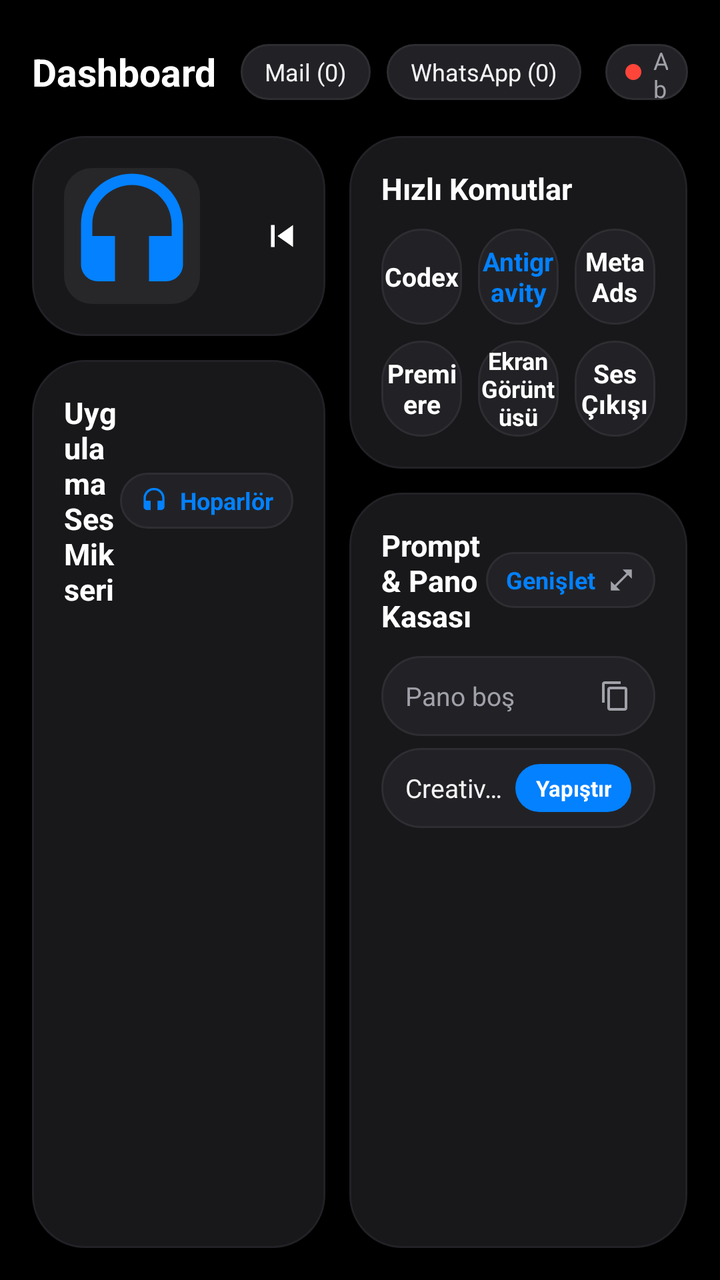
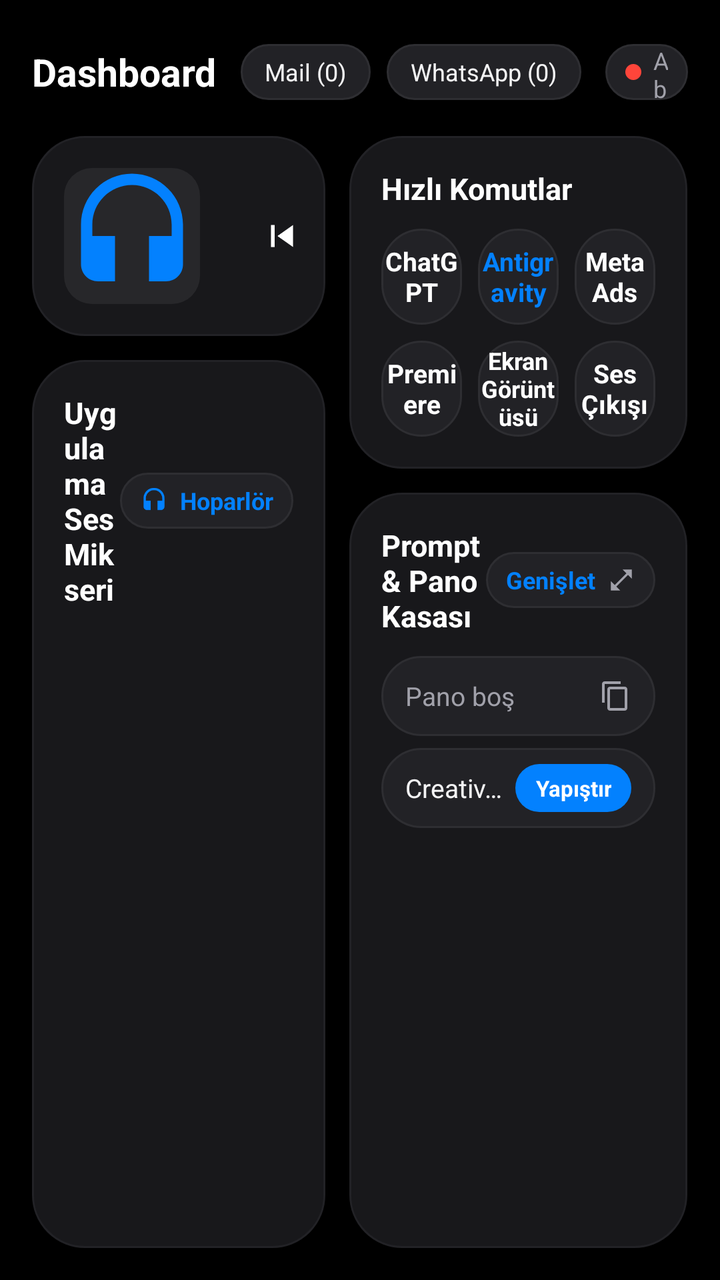

Screens rendered from an Android XML layout before and after an edit, with the pre-edit source and the edit as a unified diff.
<!-- AndroidManifest.xml: application theme Theme.DockPad.OneUI7 -->
<!-- res/layout/screen_dashboard.xml -->
<?xml version="1.0" encoding="utf-8"?>
<LinearLayout xmlns:android="http://schemas.android.com/apk/res/android"
    android:id="@+id/dashboardRoot"
    android:layout_width="match_parent"
    android:layout_height="match_parent"
    android:background="@color/bg_black"
    android:orientation="vertical"
    android:padding="16dp">

    
    <LinearLayout
        android:layout_width="match_parent"
        android:layout_height="40dp"
        android:gravity="center_vertical"
        android:orientation="horizontal">

        <TextView
            android:layout_width="wrap_content"
            android:layout_height="wrap_content"
            android:layout_marginEnd="12dp"
            android:text="@string/dashboard_title"
            android:textColor="@color/text_primary"
            android:textSize="19sp"
            android:textStyle="bold" />

        <TextView
            android:id="@+id/pillDashMail"
            android:layout_width="wrap_content"
            android:layout_height="28dp"
            android:layout_marginEnd="8dp"
            android:background="@drawable/bg_pill_dark"
            android:gravity="center"
            android:paddingHorizontal="12dp"
            android:text="Mail (0)"
            android:textColor="@color/text_primary_soft"
            android:textSize="12sp" />

        <TextView
            android:id="@+id/pillDashWhatsapp"
            android:layout_width="wrap_content"
            android:layout_height="28dp"
            android:layout_marginEnd="12dp"
            android:background="@drawable/bg_pill_dark"
            android:gravity="center"
            android:paddingHorizontal="12dp"
            android:text="WhatsApp (0)"
            android:textColor="@color/text_primary_soft"
            android:textSize="12sp" />

        
        <LinearLayout
            android:id="@+id/pillDashConnection"
            android:layout_width="wrap_content"
            android:layout_height="28dp"
            android:background="@drawable/bg_pill_dark"
            android:gravity="center_vertical"
            android:orientation="horizontal"
            android:paddingHorizontal="10dp">

            <View
                android:id="@+id/dotDashConnection"
                android:layout_width="8dp"
                android:layout_height="8dp"
                android:layout_marginEnd="6dp"
                android:background="@drawable/dot_red" />

            <TextView
                android:id="@+id/tvDashConnection"
                android:layout_width="wrap_content"
                android:layout_height="wrap_content"
                android:text="Abra A7"
                android:textColor="@color/text_secondary"
                android:textSize="12sp" />
        </LinearLayout>

        <View
            android:layout_width="0dp"
            android:layout_height="1dp"
            android:layout_weight="1" />

        
        <LinearLayout
            android:id="@+id/btnDashTelemetry"
            android:layout_width="wrap_content"
            android:layout_height="30dp"
            android:layout_marginEnd="12dp"
            android:background="@drawable/bg_pill_dark"
            android:gravity="center_vertical"
            android:orientation="horizontal"
            android:paddingHorizontal="12dp">

            <TextView
                android:id="@+id/tvDashCpu"
                android:layout_width="wrap_content"
                android:layout_height="wrap_content"
                android:layout_marginEnd="10dp"
                android:text="CPU 0%"
                android:textColor="@color/samsung_blue"
                android:textSize="12sp"
                android:textStyle="bold" />

            <TextView
                android:id="@+id/tvDashRam"
                android:layout_width="wrap_content"
                android:layout_height="wrap_content"
                android:text="RAM 0%"
                android:textColor="@color/text_primary_soft"
                android:textSize="12sp"
                android:textStyle="bold" />
        </LinearLayout>

        <TextView
            android:id="@+id/tvDashClock"
            android:layout_width="wrap_content"
            android:layout_height="wrap_content"
            android:layout_marginEnd="12dp"
            android:text="01:48"
            android:textColor="@color/text_primary"
            android:textSize="15sp"
            android:textStyle="bold" />

        <ImageView
            android:id="@+id/btnDashStandby"
            android:layout_width="28dp"
            android:layout_height="28dp"
            android:layout_marginEnd="6dp"
            android:padding="4dp"
            android:src="@drawable/ic_clock" />

        <ImageView
            android:id="@+id/btnDashSettings"
            android:layout_width="28dp"
            android:layout_height="28dp"
            android:padding="4dp"
            android:src="@drawable/ic_settings" />
    </LinearLayout>

    
    <LinearLayout
        android:layout_width="match_parent"
        android:layout_height="0dp"
        android:layout_marginTop="12dp"
        android:layout_weight="1"
        android:orientation="horizontal">

        
        <LinearLayout
            android:layout_width="0dp"
            android:layout_height="match_parent"
            android:layout_marginEnd="12dp"
            android:layout_weight="1"
            android:orientation="vertical">

            
            <LinearLayout
                android:layout_width="match_parent"
                android:layout_height="wrap_content"
                android:layout_marginBottom="12dp"
                android:background="@drawable/bg_card_primary"
                android:gravity="center_vertical"
                android:orientation="horizontal"
                android:padding="16dp">

                <ImageView
                    android:id="@+id/ivDashAlbumArt"
                    android:layout_width="68dp"
                    android:layout_height="68dp"
                    android:background="@drawable/bg_album_placeholder"
                    android:scaleType="centerCrop"
                    android:src="@drawable/ic_headphones" />

                <LinearLayout
                    android:layout_width="0dp"
                    android:layout_height="wrap_content"
                    android:layout_marginStart="14dp"
                    android:layout_marginEnd="8dp"
                    android:layout_weight="1"
                    android:orientation="vertical">

                    <TextView
                        android:id="@+id/tvDashMediaTitle"
                        android:layout_width="wrap_content"
                        android:layout_height="wrap_content"
                        android:ellipsize="end"
                        android:maxLines="1"
                        android:text="@string/no_media"
                        android:textColor="@color/text_primary"
                        android:textSize="16sp"
                        android:textStyle="bold" />

                    <TextView
                        android:id="@+id/tvDashMediaArtist"
                        android:layout_width="wrap_content"
                        android:layout_height="wrap_content"
                        android:layout_marginTop="2dp"
                        android:ellipsize="end"
                        android:maxLines="1"
                        android:text="Monster Abra A7"
                        android:textColor="@color/text_secondary"
                        android:textSize="13sp" />
                </LinearLayout>

                <ImageView
                    android:id="@+id/btnDashPrev"
                    android:layout_width="38dp"
                    android:layout_height="38dp"
                    android:padding="8dp"
                    android:src="@drawable/ic_prev" />

                <ImageView
                    android:id="@+id/btnDashPlayPause"
                    android:layout_width="44dp"
                    android:layout_height="44dp"
                    android:layout_marginHorizontal="4dp"
                    android:background="@drawable/bg_pill_blue"
                    android:padding="10dp"
                    android:src="@drawable/ic_play" />

                <ImageView
                    android:id="@+id/btnDashNext"
                    android:layout_width="38dp"
                    android:layout_height="38dp"
                    android:padding="8dp"
                    android:src="@drawable/ic_next" />
            </LinearLayout>

            
            <LinearLayout
                android:layout_width="match_parent"
                android:layout_height="0dp"
                android:layout_weight="1"
                android:background="@drawable/bg_card_primary"
                android:orientation="vertical"
                android:padding="16dp">

                <LinearLayout
                    android:layout_width="match_parent"
                    android:layout_height="wrap_content"
                    android:layout_marginBottom="10dp"
                    android:gravity="center_vertical"
                    android:orientation="horizontal">

                    <TextView
                        android:layout_width="0dp"
                        android:layout_height="wrap_content"
                        android:layout_weight="1"
                        android:text="@string/audio_mixer"
                        android:textColor="@color/text_primary"
                        android:textSize="15sp"
                        android:textStyle="bold" />

                    <LinearLayout
                        android:id="@+id/btnDashAudioOutput"
                        android:layout_width="wrap_content"
                        android:layout_height="28dp"
                        android:background="@drawable/bg_pill_dark"
                        android:gravity="center_vertical"
                        android:orientation="horizontal"
                        android:paddingHorizontal="10dp">

                        <ImageView
                            android:layout_width="14dp"
                            android:layout_height="14dp"
                            android:layout_marginEnd="6dp"
                            android:src="@drawable/ic_headphones" />

                        <TextView
                            android:id="@+id/tvDashAudioOutput"
                            android:layout_width="wrap_content"
                            android:layout_height="wrap_content"
                            android:text="Hoparlör"
                            android:textColor="@color/samsung_blue"
                            android:textSize="12sp"
                            android:textStyle="bold" />
                    </LinearLayout>
                </LinearLayout>

                <androidx.recyclerview.widget.RecyclerView
                    android:id="@+id/rvAudioSessions"
                    android:layout_width="match_parent"
                    android:layout_height="0dp"
                    android:layout_weight="1" />
            </LinearLayout>
        </LinearLayout>

        
        <LinearLayout
            android:layout_width="0dp"
            android:layout_height="match_parent"
            android:layout_weight="1.15"
            android:orientation="vertical">

            
            <LinearLayout
                android:layout_width="match_parent"
                android:layout_height="wrap_content"
                android:layout_marginBottom="12dp"
                android:background="@drawable/bg_card_primary"
                android:orientation="vertical"
                android:padding="16dp">

                <TextView
                    android:layout_width="wrap_content"
                    android:layout_height="wrap_content"
                    android:layout_marginBottom="10dp"
                    android:text="@string/quick_commands"
                    android:textColor="@color/text_primary"
                    android:textSize="15sp"
                    android:textStyle="bold" />

                
                <LinearLayout
                    android:layout_width="match_parent"
                    android:layout_height="48dp"
                    android:layout_marginBottom="8dp"
                    android:orientation="horizontal">

                    <TextView
                        android:id="@+id/btnActionCodex"
                        android:layout_width="0dp"
                        android:layout_height="match_parent"
                        android:layout_marginEnd="8dp"
                        android:layout_weight="1"
                        android:background="@drawable/bg_card_secondary"
                        android:gravity="center"
                        android:text="Codex"
                        android:textColor="@color/text_primary"
                        android:textSize="13sp"
                        android:textStyle="bold" />

                    <TextView
                        android:id="@+id/btnActionAntigravity"
                        android:layout_width="0dp"
                        android:layout_height="match_parent"
                        android:layout_marginEnd="8dp"
                        android:layout_weight="1"
                        android:background="@drawable/bg_card_secondary"
                        android:gravity="center"
                        android:text="Antigravity"
                        android:textColor="@color/samsung_blue"
                        android:textSize="13sp"
                        android:textStyle="bold" />

                    <TextView
                        android:id="@+id/btnActionMetaAds"
                        android:layout_width="0dp"
                        android:layout_height="match_parent"
                        android:layout_weight="1"
                        android:background="@drawable/bg_card_secondary"
                        android:gravity="center"
                        android:text="Meta Ads"
                        android:textColor="@color/text_primary"
                        android:textSize="13sp"
                        android:textStyle="bold" />
                </LinearLayout>

                
                <LinearLayout
                    android:layout_width="match_parent"
                    android:layout_height="48dp"
                    android:orientation="horizontal">

                    <TextView
                        android:id="@+id/btnActionPremiere"
                        android:layout_width="0dp"
                        android:layout_height="match_parent"
                        android:layout_marginEnd="8dp"
                        android:layout_weight="1"
                        android:background="@drawable/bg_card_secondary"
                        android:gravity="center"
                        android:text="Premiere"
                        android:textColor="@color/text_primary"
                        android:textSize="13sp"
                        android:textStyle="bold" />

                    <TextView
                        android:id="@+id/btnActionScreenshot"
                        android:layout_width="0dp"
                        android:layout_height="match_parent"
                        android:layout_marginEnd="8dp"
                        android:layout_weight="1"
                        android:background="@drawable/bg_card_secondary"
                        android:gravity="center"
                        android:text="Ekran Görüntüsü"
                        android:textColor="@color/text_primary"
                        android:textSize="12sp"
                        android:textStyle="bold" />

                    <TextView
                        android:id="@+id/btnActionAudioSwitch"
                        android:layout_width="0dp"
                        android:layout_height="match_parent"
                        android:layout_weight="1"
                        android:background="@drawable/bg_card_secondary"
                        android:gravity="center"
                        android:text="Ses Çıkışı"
                        android:textColor="@color/text_primary"
                        android:textSize="13sp"
                        android:textStyle="bold" />
                </LinearLayout>
            </LinearLayout>

            
            <LinearLayout
                android:layout_width="match_parent"
                android:layout_height="0dp"
                android:layout_weight="1"
                android:background="@drawable/bg_card_primary"
                android:orientation="vertical"
                android:padding="16dp">

                <LinearLayout
                    android:layout_width="match_parent"
                    android:layout_height="wrap_content"
                    android:layout_marginBottom="10dp"
                    android:gravity="center_vertical"
                    android:orientation="horizontal">

                    <TextView
                        android:layout_width="0dp"
                        android:layout_height="wrap_content"
                        android:layout_weight="1"
                        android:text="@string/clipboard_prompts_title"
                        android:textColor="@color/text_primary"
                        android:textSize="15sp"
                        android:textStyle="bold" />

                    <LinearLayout
                        android:id="@+id/btnDashExpandVault"
                        android:layout_width="wrap_content"
                        android:layout_height="28dp"
                        android:background="@drawable/bg_pill_dark"
                        android:gravity="center_vertical"
                        android:orientation="horizontal"
                        android:paddingHorizontal="10dp">

                        <TextView
                            android:layout_width="wrap_content"
                            android:layout_height="wrap_content"
                            android:layout_marginEnd="6dp"
                            android:text="@string/expand"
                            android:textColor="@color/samsung_blue"
                            android:textSize="12sp"
                            android:textStyle="bold" />

                        <ImageView
                            android:layout_width="14dp"
                            android:layout_height="14dp"
                            android:src="@drawable/ic_expand" />
                    </LinearLayout>
                </LinearLayout>

                
                <LinearLayout
                    android:id="@+id/containerDashPreviewItems"
                    android:layout_width="match_parent"
                    android:layout_height="0dp"
                    android:layout_weight="1"
                    android:orientation="vertical">

                    <LinearLayout
                        android:id="@+id/rowDashClip1"
                        android:layout_width="match_parent"
                        android:layout_height="40dp"
                        android:layout_marginBottom="6dp"
                        android:background="@drawable/bg_card_secondary"
                        android:gravity="center_vertical"
                        android:orientation="horizontal"
                        android:paddingHorizontal="12dp">

                        <TextView
                            android:id="@+id/tvDashClip1"
                            android:layout_width="0dp"
                            android:layout_height="wrap_content"
                            android:layout_weight="1"
                            android:ellipsize="end"
                            android:maxLines="1"
                            android:text="Pano boş"
                            android:textColor="@color/text_secondary"
                            android:textSize="13sp" />

                        <ImageView
                            android:layout_width="16dp"
                            android:layout_height="16dp"
                            android:src="@drawable/ic_copy" />
                    </LinearLayout>

                    <LinearLayout
                        android:id="@+id/rowDashPrompt1"
                        android:layout_width="match_parent"
                        android:layout_height="40dp"
                        android:background="@drawable/bg_card_secondary"
                        android:gravity="center_vertical"
                        android:orientation="horizontal"
                        android:paddingHorizontal="12dp">

                        <TextView
                            android:id="@+id/tvDashPrompt1"
                            android:layout_width="0dp"
                            android:layout_height="wrap_content"
                            android:layout_weight="1"
                            android:ellipsize="end"
                            android:maxLines="1"
                            android:text="Creative Writing v2"
                            android:textColor="@color/text_primary_soft"
                            android:textSize="13sp" />

                        <TextView
                            android:layout_width="wrap_content"
                            android:layout_height="24dp"
                            android:background="@drawable/bg_pill_blue"
                            android:gravity="center"
                            android:paddingHorizontal="10dp"
                            android:text="@string/paste"
                            android:textColor="@color/text_primary"
                            android:textSize="11sp"
                            android:textStyle="bold" />
                    </LinearLayout>
                </LinearLayout>
            </LinearLayout>
        </LinearLayout>
    </LinearLayout>
</LinearLayout>
<!-- resources referenced by this layout -->
<resources>
  <color name="bg_black">#000000</color>
  <color name="samsung_blue">#0381FE</color>
  <color name="text_primary">#FFFFFF</color>
  <color name="text_primary_soft">#F4F4F5</color>
  <color name="text_secondary">#A1A1AA</color>
  <!-- drawable bg_album_placeholder (drawable) -->
  <?xml version="1.0" encoding="utf-8"?>
  <shape xmlns:android="http://schemas.android.com/apk/res/android"
      android:shape="rectangle">
      <solid android:color="@color/surface_tertiary" />
      <corners android:radius="14dp" />
  </shape>
  <!-- drawable bg_card_primary (drawable) -->
  <?xml version="1.0" encoding="utf-8"?>
  <shape xmlns:android="http://schemas.android.com/apk/res/android"
      android:shape="rectangle">
      <solid android:color="@color/surface_card" />
      <corners android:radius="26dp" />
      <stroke
          android:width="1dp"
          android:color="#222226" />
  </shape>
  <!-- drawable bg_pill_blue (drawable) -->
  <?xml version="1.0" encoding="utf-8"?>
  <shape xmlns:android="http://schemas.android.com/apk/res/android"
      android:shape="rectangle">
      <solid android:color="@color/samsung_blue" />
      <corners android:radius="100dp" />
  </shape>
  <!-- drawable bg_pill_dark (drawable) -->
  <?xml version="1.0" encoding="utf-8"?>
  <shape xmlns:android="http://schemas.android.com/apk/res/android"
      android:shape="rectangle">
      <solid android:color="@color/surface_secondary" />
      <corners android:radius="100dp" />
      <stroke
          android:width="1dp"
          android:color="@color/surface_border" />
  </shape>
  <!-- drawable dot_red (drawable) -->
  <?xml version="1.0" encoding="utf-8"?>
  <shape xmlns:android="http://schemas.android.com/apk/res/android"
      android:shape="oval">
      <solid android:color="@color/alert_red" />
      <size
          android:width="8dp"
          android:height="8dp" />
  </shape>
  <!-- drawable ic_expand (drawable) -->
  <vector xmlns:android="http://schemas.android.com/apk/res/android"
      android:width="24dp"
      android:height="24dp"
      android:viewportWidth="24"
      android:viewportHeight="24">
      <path
          android:fillColor="#A1A1AA"
          android:pathData="M21,11V3h-8l3.29,3.29l-10,10L3,13v8h8l-3.29,-3.29l10,-10L21,11z" />
  </vector>
  <!-- drawable ic_next (drawable) -->
  <vector xmlns:android="http://schemas.android.com/apk/res/android"
      android:width="24dp"
      android:height="24dp"
      android:viewportWidth="24"
      android:viewportHeight="24">
      <path
          android:fillColor="#FFFFFF"
          android:pathData="M6,18l8.5,-6L6,6V18zM16,6v12h2V6H16z" />
  </vector>
  <!-- drawable ic_play (drawable) -->
  <vector xmlns:android="http://schemas.android.com/apk/res/android"
      android:width="24dp"
      android:height="24dp"
      android:viewportWidth="24"
      android:viewportHeight="24">
      <path
          android:fillColor="#FFFFFF"
          android:pathData="M8,5v14l11,-7z" />
  </vector>
  <!-- drawable ic_prev (drawable) -->
  <vector xmlns:android="http://schemas.android.com/apk/res/android"
      android:width="24dp"
      android:height="24dp"
      android:viewportWidth="24"
      android:viewportHeight="24">
      <path
          android:fillColor="#FFFFFF"
          android:pathData="M6,6h2v12H6V6zM9.5,12l8.5,6V6L9.5,12z" />
  </vector>
  <string name="audio_mixer">Uygulama Ses Mikseri</string>
  <string name="clipboard_prompts_title">Prompt &amp; Pano Kasası</string>
  <string name="dashboard_title">Dashboard</string>
  <string name="expand">Genişlet</string>
  <string name="no_media">Medya Oynatılmıyor</string>
  <string name="paste">Yapıştır</string>
  <string name="quick_commands">Hızlı Komutlar</string>
  <color name="surface_tertiary">#27272A</color>
  <color name="surface_card">#18181B</color>
  <color name="surface_secondary">#222226</color>
  <color name="surface_border">#2E2E32</color>
  <color name="alert_red">#FF453A</color>
  <!-- unchanged entries left out for length: 6 -->
</resources>

<!-- the commit's change to res/layout/screen_dashboard.xml (unified diff, before → after) -->
@@ -323,7 +323,7 @@
                         android:layout_weight="1"
                         android:background="@drawable/bg_card_secondary"
                         android:gravity="center"
-                        android:text="Codex"
+                        android:text="ChatGPT"
                         android:textColor="@color/text_primary"
                         android:textSize="13sp"
                         android:textStyle="bold" />
